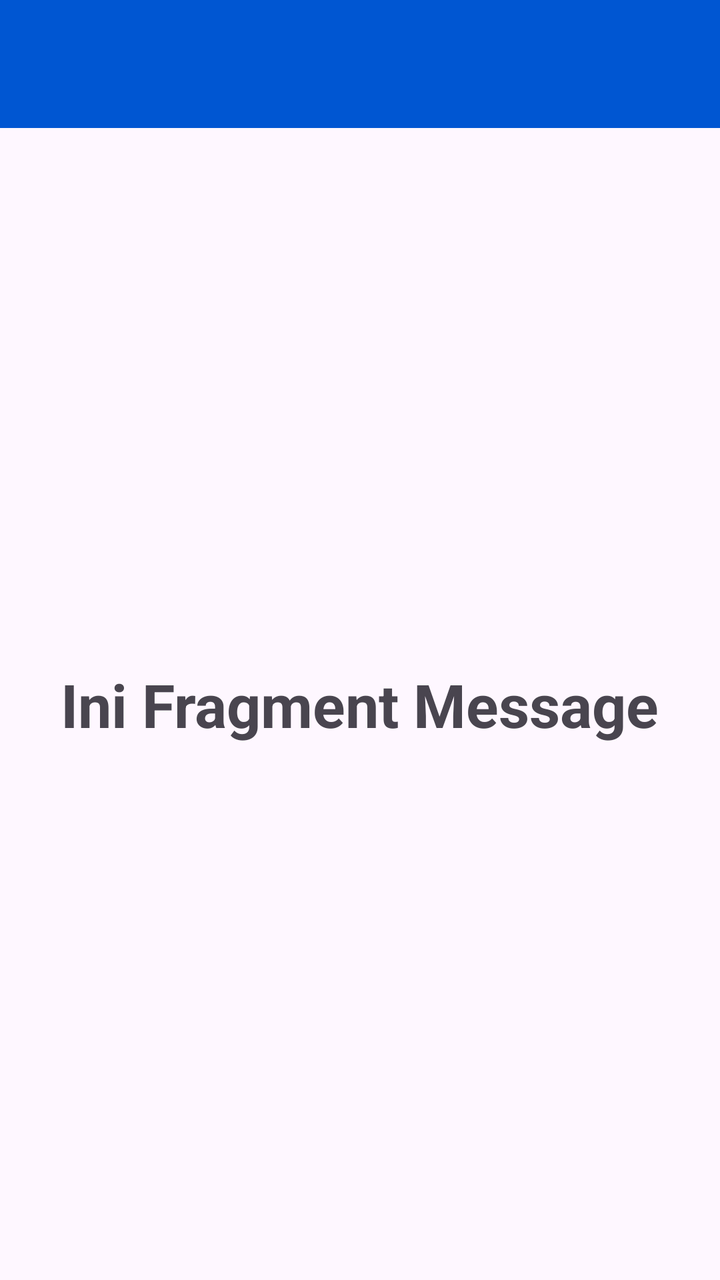
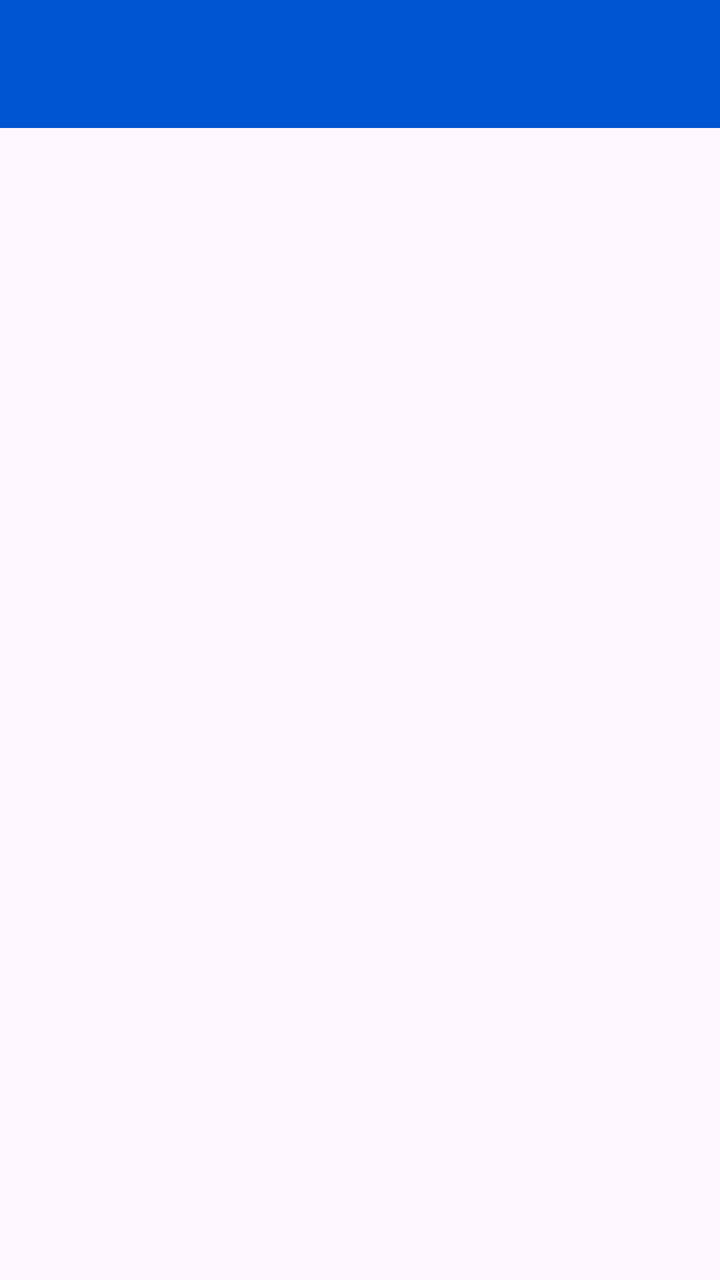

Compare the two renders of this Android layout. The source of the first and the diff that turns it into the second are given below.
<!-- AndroidManifest.xml: application theme Theme.Fajartime -->
<!-- res/layout/fragment_masage.xml -->
<?xml version="1.0" encoding="utf-8"?>
<androidx.constraintlayout.widget.ConstraintLayout xmlns:android="http://schemas.android.com/apk/res/android"
    xmlns:app="http://schemas.android.com/apk/res-auto"
    xmlns:tools="http://schemas.android.com/tools"
    android:layout_width="match_parent"
    android:layout_height="match_parent"
    tools:context=".Masage.MasageFragment">

    <androidx.appcompat.widget.Toolbar
        android:id="@+id/toolbar"
        android:layout_width="match_parent"
        android:layout_height="?attr/actionBarSize"
        android:background="@color/primary_blue"
        app:layout_constraintTop_toTopOf="parent"
        app:titleTextColor="@android:color/white" />

    <TextView
        android:layout_width="wrap_content"
        android:layout_height="wrap_content"
        android:text="Ini Fragment Message"
        android:textSize="30sp"
        android:textStyle="bold"
        app:layout_constraintBottom_toBottomOf="parent"
        app:layout_constraintEnd_toEndOf="parent"
        app:layout_constraintStart_toStartOf="parent"
        app:layout_constraintTop_toBottomOf="@id/toolbar" />

</androidx.constraintlayout.widget.ConstraintLayout>
<!-- resources referenced by this layout -->
<resources>
  <color name="primary_blue">#0056D2</color>
  <style name="Theme.Fajartime" parent="Base.Theme.Fajartime" />
  <style name="Base.Theme.Fajartime" parent="Theme.Material3.DayNight.NoActionBar">
          
          
      </style>
</resources>

<!-- the commit's change to res/layout/fragment_masage.xml (unified diff, before → after) -->
@@ -4,7 +4,7 @@
     xmlns:tools="http://schemas.android.com/tools"
     android:layout_width="match_parent"
     android:layout_height="match_parent"
-    tools:context=".Masage.MasageFragment">
+    tools:context=".Masage.MassageFragment">
 
     <androidx.appcompat.widget.Toolbar
         android:id="@+id/toolbar"
@@ -14,15 +14,13 @@
         app:layout_constraintTop_toTopOf="parent"
         app:titleTextColor="@android:color/white" />
 
-    <TextView
-        android:layout_width="wrap_content"
-        android:layout_height="wrap_content"
-        android:text="Ini Fragment Message"
-        android:textSize="30sp"
-        android:textStyle="bold"
-        app:layout_constraintBottom_toBottomOf="parent"
-        app:layout_constraintEnd_toEndOf="parent"
-        app:layout_constraintStart_toStartOf="parent"
-        app:layout_constraintTop_toBottomOf="@id/toolbar" />
+    <ListView
+        android:id="@+id/listMessageItems"
+        android:layout_width="411dp"
+        android:layout_height="626dp"
+        app:layout_behavior="@string/appbar_scrolling_view_behavior"
+        app:layout_constraintTop_toBottomOf="@+id/toolbar"
+        tools:layout_editor_absoluteX="0dp" />
+
 
 </androidx.constraintlayout.widget.ConstraintLayout>
